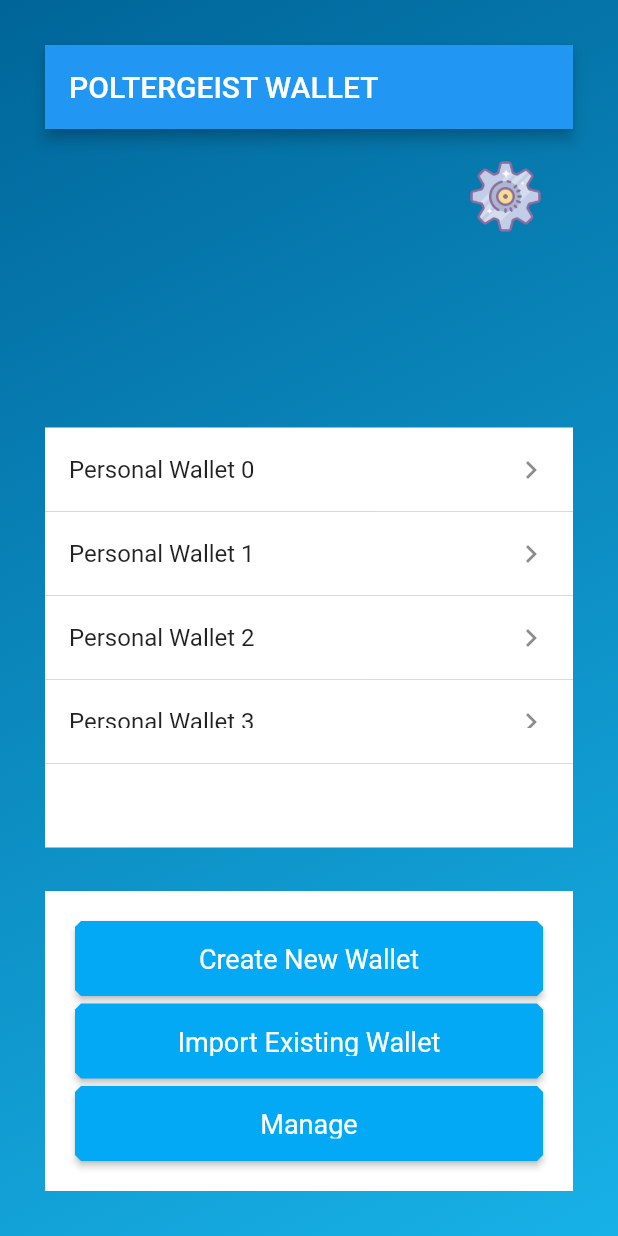
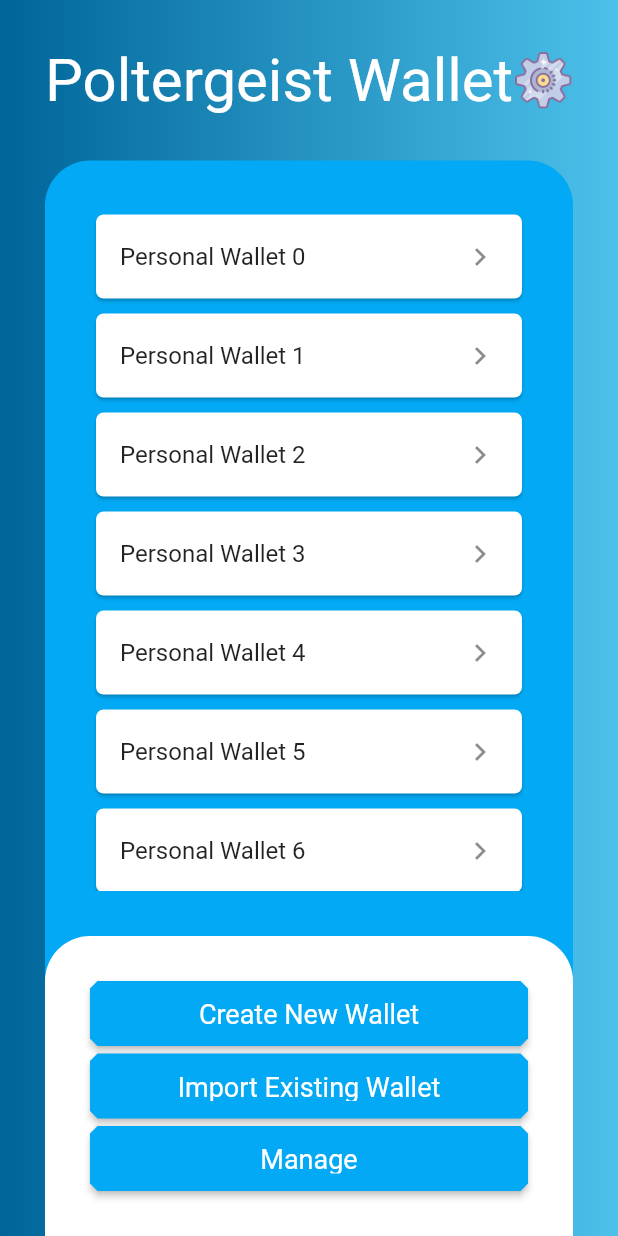
Before and after one commit to atrang789/PoltergeistWallet, a Flutter app: the screen it shows after launch, on a phone screen of 412 x 824 dp. Run offline on Flutter 3.47's test engine with Material 2 defaults, Android fonts, the phone set to English and light mode, and no system bars; our stand-ins replace animated_text_kit, cloud_firestore, firebase_core, modal_progress_hud; accounts and stored records are empty.

Commit message:
updated visual for welcome screen and listtile

```diff
--- a/lib/components/gradient_theme.dart
+++ b/lib/components/gradient_theme.dart
@@ -11,7 +11,7 @@ class GradientBackground extends StatelessWidget {
         Container(
           decoration: BoxDecoration(
             gradient: LinearGradient(
-                begin: Alignment.bottomRight,
+                begin: Alignment.topRight,
                 end: Alignment.topLeft,
                 colors: [kPrimaryColor, kDarkSecondaryColor]
             ),
--- a/lib/components/square_button.dart
+++ b/lib/components/square_button.dart
@@ -24,7 +24,7 @@ class SquareButton extends StatelessWidget {
         height: kBottomContainerHeight,
       ),
       shape: BeveledRectangleBorder(
-          borderRadius: BorderRadius.circular(4)
+          borderRadius: BorderRadius.circular(5)
       ),
     );
   }
--- a/lib/components/wallet_list_widget.dart
+++ b/lib/components/wallet_list_widget.dart
@@ -14,8 +14,10 @@ class WalletListWidget extends StatefulWidget {
 class _WalletListStateState extends State<WalletListWidget> {
   @override
   Widget build(BuildContext context) {
-    return ListView.builder(itemBuilder: (context, index){
+    return ListView.separated(itemBuilder: (context, index){
+      return SizedBox(height: 2,);
+    }, itemCount: widget.walletInfoList.length, separatorBuilder: (BuildContext context, int index) {
       return WalletTileWidget(widget.walletInfoList[index].walletName);
-    }, itemCount: widget.walletInfoList.length,);
+    }, );
   }
 }
--- a/lib/components/wallet_tile_widget.dart
+++ b/lib/components/wallet_tile_widget.dart
@@ -8,7 +8,23 @@ class WalletTileWidget extends StatelessWidget {
 
   @override
   Widget build(BuildContext context) {
-    return ListTile(title: Text(name), trailing: Icon(Icons.navigate_next), tileColor: Colors.white, onTap: () {navigateToWalletDetails(context);},);
+    // var borderRadius = const BorderRadius.only(topRight: Radius.circular(32), bottomRight: Radius.circular(32));
+
+    return Card(
+      shape: RoundedRectangleBorder(
+        borderRadius: BorderRadius.circular(5.0),
+      ),
+      color: Colors.white,
+      child: ListTile(
+        title: Text(name),
+        trailing: Icon(Icons.navigate_next),
+        // tileColor: Colors.white,
+        // shape: RoundedRectangleBorder(borderRadius: borderRadius),
+        onTap: () {
+            navigateToWalletDetails(context);
+          },
+      ),
+    );
   }
 
   void navigateToWalletDetails(BuildContext context) {
--- a/lib/constants.dart
+++ b/lib/constants.dart
@@ -3,7 +3,7 @@ import 'package:flutter/material.dart';
 const kBottomContainerHeight = 20.0;
 
 //App Colors
-const kPrimaryColor = Color(0xFF17B1E7);
+const kPrimaryColor = Color(0xFF4CC1EA);
 const kSecondaryColor = Color(0xFF0077B7);
 const kDarkSecondaryColor = Color(0xFF006599);
 
--- a/lib/screens/welcome_screen.dart
+++ b/lib/screens/welcome_screen.dart
@@ -48,23 +48,22 @@ class _WelcomeScreenState extends State<WelcomeScreen> with SingleTickerProvider
   Widget build(BuildContext context) {
     return SafeArea(
       child: Container(
-        padding: EdgeInsets.all(30.0),
+        padding: EdgeInsets.fromLTRB(30, 30, 30, 0),
         decoration: BoxDecoration(
             gradient: LinearGradient(
-                begin: Alignment.bottomRight,
+                begin: Alignment.topRight,
                 end: Alignment.topLeft,
                 colors: [kPrimaryColor, kDarkSecondaryColor])),
         child: Scaffold(
           backgroundColor: Colors.transparent,
-          appBar: AppBar(
-              title: Text(
-            'POLTERGEIST WALLET',
-          )),
           body: Column(
               crossAxisAlignment: CrossAxisAlignment.end,
               mainAxisAlignment: MainAxisAlignment.spaceBetween,
               children: <Widget>[
-                // mainAxisAlignment: MainAxisAlignment.end;
+                Row(
+                  mainAxisAlignment: MainAxisAlignment.spaceBetween,
+                  children: <Widget> [
+                    Text('Poltergeist Wallet', style: TextStyle(fontSize: 40.0, color: Colors.white),),
                     GestureDetector(
                       onTap: () {
                         Navigator.pushNamed(context, SettingsScreen.id);
@@ -74,23 +73,30 @@ class _WelcomeScreenState extends State<WelcomeScreen> with SingleTickerProvider
                         child: Hero(
                           tag: SettingsScreen.heroTag,
                           child: Container(
-                        margin: EdgeInsets.all(20.0),
-                        width: _animation.value * 50.0,
+                            width: _animation.value * 40.0,
                             child: Image.asset(kSettingsIcon),
                           ),
                         ),
                       ),
                     ),
-
+                  ]
+                ),
+                SizedBox(height: 30.0,),
+                Expanded(
+                  child: Container(
+                    decoration: getBorderRadiusGeometry(Colors.lightBlue),
+                    child: Column(
+                      children: [
+                        Expanded(
+                          child:  Container(
+                            padding: EdgeInsets.all(30.0),
+                            child: WalletListWidget(_walletInfoList),
+                          ),
+                        ),
                         Container(
+                            decoration: getBorderRadiusGeometry(Colors.white),
                             height: 200,
-                  child:    WalletListWidget(_walletInfoList),
-                ),
-
-                Container(
-                  height: 200,
-                  color: Colors.white,
-                  padding: EdgeInsets.all(20.0),
+                            padding: EdgeInsets.all(30.0),
                             child: Column(
                               children: <Widget>[
                                 Expanded(
@@ -122,6 +128,11 @@ class _WelcomeScreenState extends State<WelcomeScreen> with SingleTickerProvider
                               ],
                             )
                         ),
+                      ],
+                    ),
+                  ),
+                )
+
               ]),
         ),
       ),
@@ -131,8 +142,12 @@ class _WelcomeScreenState extends State<WelcomeScreen> with SingleTickerProvider
   void getWalletList() {
     _walletInfoList = [];
 
-    for (var i = 0; i < 5; i++) {
+    for (var i = 0; i < 15; i++) {
       _walletInfoList.add(new WalletInfo('Personal Wallet $i'));
     }
   }
+
+  BoxDecoration getBorderRadiusGeometry(Color frameColor) {
+    return BoxDecoration(borderRadius: BorderRadius.only(topLeft: Radius.circular(30), topRight: Radius.circular(30)), color: frameColor);
   }
+}
```
Lines whose indentation alone changed are shown as unchanged.
